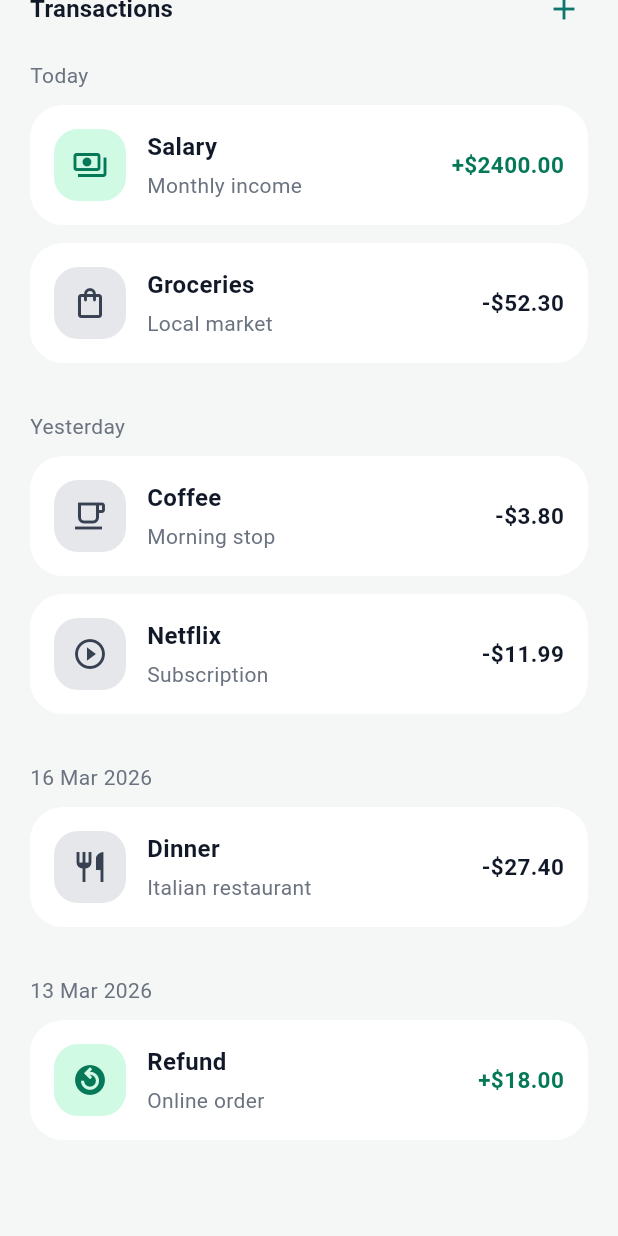
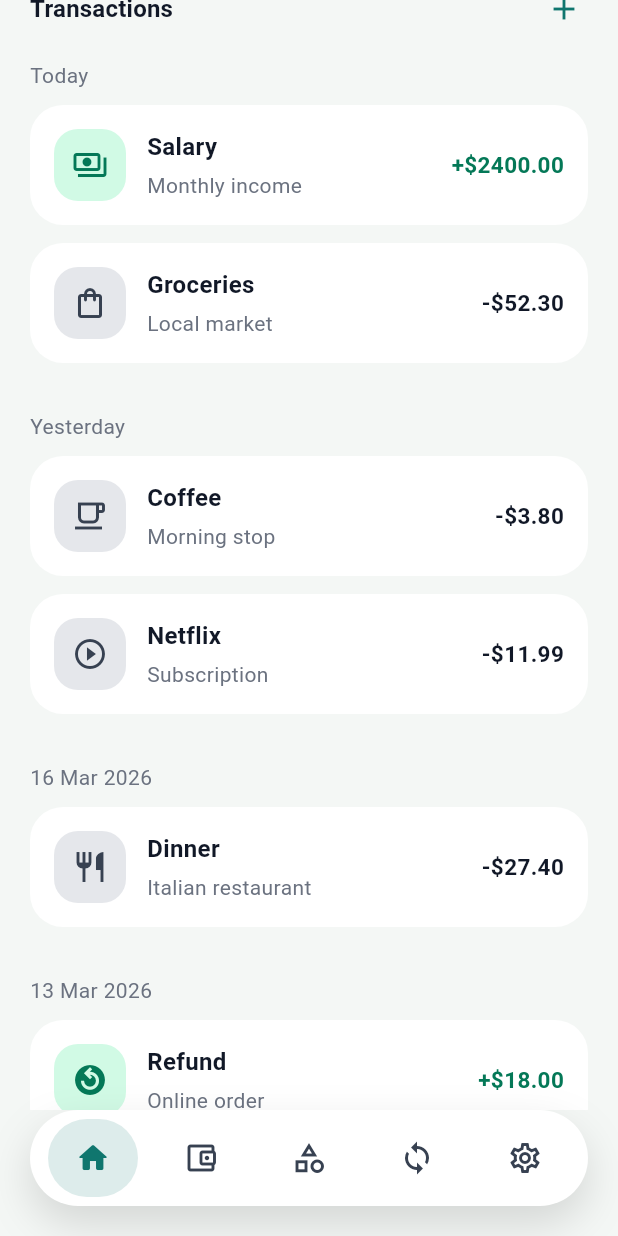
Before and after one commit to joaobartolot/expense_tracker, a Flutter app: the screen it shows after launch, scrolled down 244 dp, on a phone screen of 412 x 824 dp. Run offline on Flutter 3.47's test engine with Material 3 defaults, Android fonts, the phone set to English and light mode, and no system bars.

Commit message:
feat: implement app shell with bottom navigation and refactor home page integration

```diff
--- a/lib/app/app.dart
+++ b/lib/app/app.dart
@@ -1,6 +1,6 @@
 import 'package:expense_tracker/core/theme/app_theme.dart';
 import 'package:expense_tracker/features/home/data/in_memory_transaction_repository.dart';
-import 'package:expense_tracker/features/home/presentation/pages/home_page.dart';
+import 'package:expense_tracker/features/navigation/presentation/pages/app_shell.dart';
 import 'package:flutter/material.dart';
 
 class ExpenseTrackerApp extends StatelessWidget {
@@ -12,7 +12,7 @@ class ExpenseTrackerApp extends StatelessWidget {
       title: 'Expense Tracker',
       debugShowCheckedModeBanner: false,
       theme: AppTheme.light(),
-      home: HomePage(repository: InMemoryTransactionRepository()),
+      home: AppShell(repository: InMemoryTransactionRepository()),
     );
   }
 }
--- a/lib/features/home/presentation/pages/home_page.dart
+++ b/lib/features/home/presentation/pages/home_page.dart
@@ -50,8 +50,7 @@ class _HomePageState extends State<HomePage> {
       (sum, transaction) => sum + transaction.signedAmount,
     );
 
-    return Scaffold(
-      body: SafeArea(
+    return SafeArea(
       child: ListView(
         padding: const EdgeInsets.fromLTRB(20, 20, 20, 32),
         children: [
@@ -95,7 +94,6 @@ class _HomePageState extends State<HomePage> {
           ),
         ],
       ),
-      ),
     );
   }
 
--- /dev/null
+++ b/lib/features/navigation/presentation/pages/app_shell.dart
@@ -0,0 +1,100 @@
+import 'package:expense_tracker/core/theme/app_colors.dart';
+import 'package:expense_tracker/features/home/data/transaction_repository.dart';
+import 'package:expense_tracker/features/home/presentation/pages/home_page.dart';
+import 'package:expense_tracker/features/navigation/presentation/widgets/pill_bottom_nav_bar.dart';
+import 'package:flutter/material.dart';
+
+class AppShell extends StatefulWidget {
+  const AppShell({super.key, required this.repository});
+
+  final TransactionRepository repository;
+
+  @override
+  State<AppShell> createState() => _AppShellState();
+}
+
+class _AppShellState extends State<AppShell> {
+  int _currentIndex = 0;
+
+  late final List<Widget> _pages = [
+    HomePage(repository: widget.repository),
+    const _PlaceholderPage(label: 'Accounts'),
+    const _PlaceholderPage(label: 'Categories'),
+    const _PlaceholderPage(label: 'Recurring'),
+    const _PlaceholderPage(label: 'Settings'),
+  ];
+
+  static const List<NavItemData> _items = [
+    NavItemData(
+      icon: Icons.home_outlined,
+      activeIcon: Icons.home_rounded,
+      label: 'Home',
+    ),
+    NavItemData(
+      icon: Icons.account_balance_wallet_outlined,
+      activeIcon: Icons.account_balance_wallet_rounded,
+      label: 'Accounts',
+    ),
+    NavItemData(
+      icon: Icons.category_outlined,
+      activeIcon: Icons.category_rounded,
+      label: 'Categories',
+    ),
+    NavItemData(
+      icon: Icons.sync_outlined,
+      activeIcon: Icons.sync_rounded,
+      label: 'Recurring',
+    ),
+    NavItemData(
+      icon: Icons.settings_outlined,
+      activeIcon: Icons.settings_rounded,
+      label: 'Settings',
+    ),
+  ];
+
+  @override
+  Widget build(BuildContext context) {
+    return Scaffold(
+      backgroundColor: AppColors.background,
+      body: IndexedStack(index: _currentIndex, children: _pages),
+      bottomNavigationBar: Padding(
+        padding: const EdgeInsets.fromLTRB(20, 0, 20, 20),
+        child: SafeArea(
+          top: false,
+          child: PillBottomNavBar(
+            currentIndex: _currentIndex,
+            items: _items,
+            onTap: (index) {
+              setState(() {
+                _currentIndex = index;
+              });
+            },
+          ),
+        ),
+      ),
+    );
+  }
+}
+
+class _PlaceholderPage extends StatelessWidget {
+  const _PlaceholderPage({required this.label});
+
+  final String label;
+
+  @override
+  Widget build(BuildContext context) {
+    final theme = Theme.of(context);
+
+    return SafeArea(
+      child: Center(
+        child: Text(
+          label,
+          style: theme.textTheme.headlineMedium?.copyWith(
+            color: AppColors.textPrimary,
+            fontWeight: FontWeight.w700,
+          ),
+        ),
+      ),
+    );
+  }
+}
--- /dev/null
+++ b/lib/features/navigation/presentation/widgets/pill_bottom_nav_bar.dart
@@ -0,0 +1,142 @@
+import 'package:expense_tracker/core/theme/app_colors.dart';
+import 'package:flutter/material.dart';
+
+class PillBottomNavBar extends StatelessWidget {
+  const PillBottomNavBar({
+    super.key,
+    required this.currentIndex,
+    required this.items,
+    required this.onTap,
+  });
+
+  final int currentIndex;
+  final List<NavItemData> items;
+  final ValueChanged<int> onTap;
+
+  @override
+  Widget build(BuildContext context) {
+    return Container(
+      height: 64,
+      decoration: BoxDecoration(
+        color: AppColors.surface,
+        borderRadius: BorderRadius.circular(999),
+        boxShadow: const [
+          BoxShadow(
+            color: AppColors.shadow,
+            blurRadius: 24,
+            offset: Offset(0, 12),
+          ),
+        ],
+      ),
+      child: LayoutBuilder(
+        builder: (context, constraints) {
+          const outerPadding = 6.0;
+          const indicatorHorizontalInset = 6.0;
+          final itemWidth =
+              (constraints.maxWidth - (outerPadding * 2)) / items.length;
+
+          return Stack(
+            children: [
+              AnimatedPositioned(
+                duration: const Duration(milliseconds: 320),
+                curve: Curves.easeOutCubic,
+                left:
+                    outerPadding +
+                    indicatorHorizontalInset +
+                    (itemWidth * currentIndex),
+                top: outerPadding,
+                width: itemWidth - (indicatorHorizontalInset * 2),
+                height: constraints.maxHeight - (outerPadding * 2),
+                child: Container(
+                  decoration: BoxDecoration(
+                    color: AppColors.brand.withValues(alpha: 0.14),
+                    borderRadius: BorderRadius.circular(999),
+                  ),
+                ),
+              ),
+              Row(
+                children: [
+                  Expanded(
+                    child: Padding(
+                      padding: const EdgeInsets.symmetric(
+                        horizontal: outerPadding,
+                      ),
+                      child: Row(
+                        children: [
+                          for (var i = 0; i < items.length; i++)
+                            Expanded(
+                              child: _NavBarButton(
+                                data: items[i],
+                                isActive: i == currentIndex,
+                                onTap: () => onTap(i),
+                              ),
+                            ),
+                        ],
+                      ),
+                    ),
+                  ),
+                ],
+              ),
+            ],
+          );
+        },
+      ),
+    );
+  }
+}
+
+class _NavBarButton extends StatelessWidget {
+  const _NavBarButton({
+    required this.data,
+    required this.isActive,
+    required this.onTap,
+  });
+
+  final NavItemData data;
+  final bool isActive;
+  final VoidCallback onTap;
+
+  @override
+  Widget build(BuildContext context) {
+    return Semantics(
+      button: true,
+      label: data.label,
+      selected: isActive,
+      child: InkWell(
+        onTap: onTap,
+        borderRadius: BorderRadius.circular(999),
+        child: SizedBox.expand(
+          child: Center(
+            child: AnimatedSwitcher(
+              duration: const Duration(milliseconds: 220),
+              transitionBuilder: (child, animation) {
+                return FadeTransition(
+                  opacity: animation,
+                  child: ScaleTransition(scale: animation, child: child),
+                );
+              },
+              child: Icon(
+                isActive ? data.activeIcon : data.icon,
+                key: ValueKey<IconData>(isActive ? data.activeIcon : data.icon),
+                size: 24,
+                color: isActive ? AppColors.brand : AppColors.iconMuted,
+              ),
+            ),
+          ),
+        ),
+      ),
+    );
+  }
+}
+
+class NavItemData {
+  const NavItemData({
+    required this.icon,
+    required this.activeIcon,
+    required this.label,
+  });
+
+  final IconData icon;
+  final IconData activeIcon;
+  final String label;
+}
```
Lines whose indentation alone changed are shown as unchanged.
